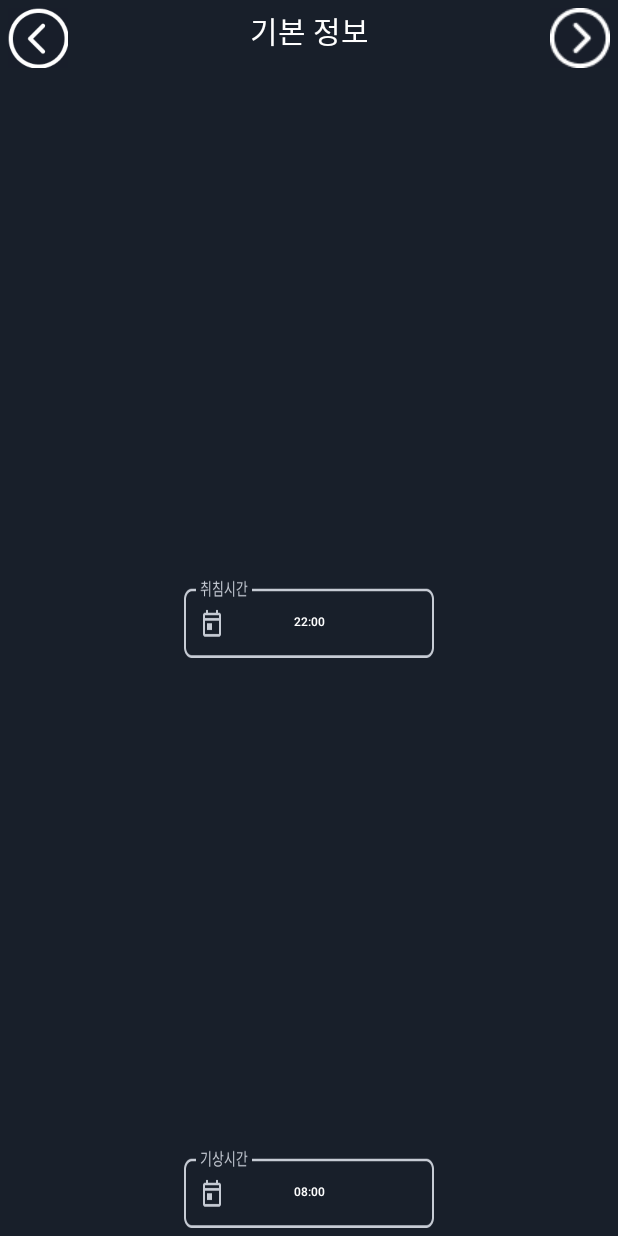
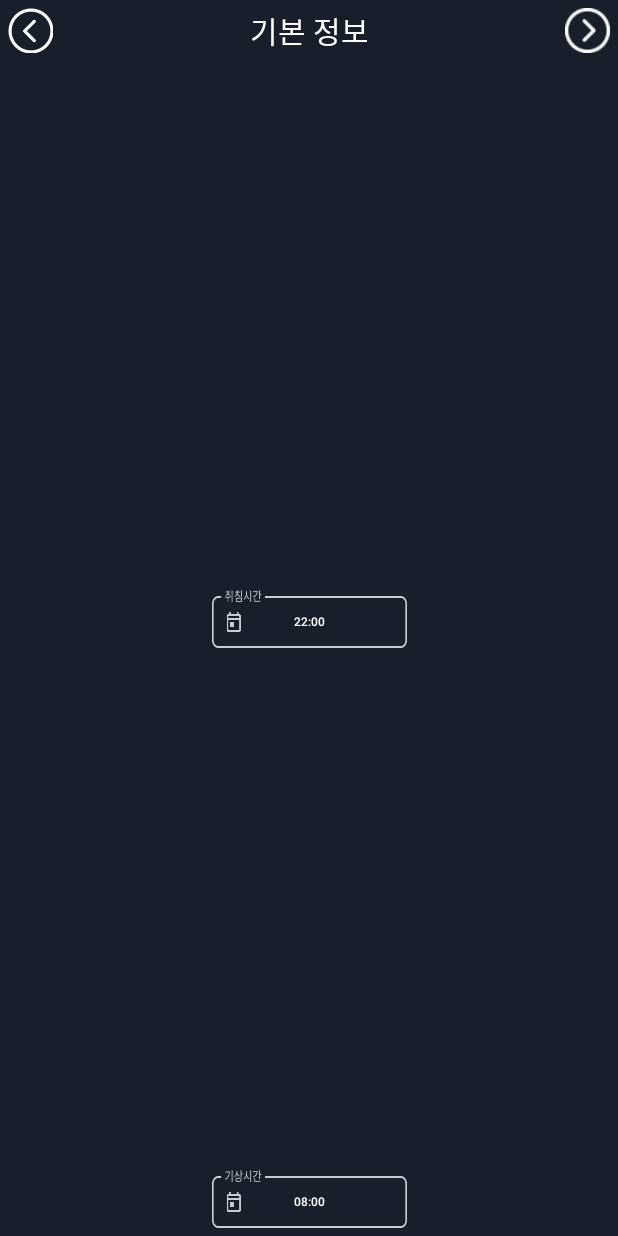
Before and after one commit to CokeLee777/Parkinson-Diary, an Android app: the DiarySettingActivity01 screen opened directly, with no data from a screen before it, on a phone screen of 412 x 824 dp. Run offline under Robolectric (Android 15) with nearby library versions, the phone set to English and light mode, and no system bars; plain views replace BoxInsetLayout.

Commit message:
Revise some logic and UI
Android UI 변경 및 설문조사 알림 기상시간도 포함 추가

```diff
--- a/AndroidApp/app/src/main/AndroidManifest.xml
+++ b/AndroidApp/app/src/main/AndroidManifest.xml
@@ -98,7 +98,6 @@
             android:enabled="true"
             android:exported="true">
             <intent-filter>
-
                 <!-- 재부팅 후에도 PendingIntent가 남아있도록 설정 -->
                 <action android:name="android.intent.action.BOOT_COMPLETED" />
             </intent-filter>
--- a/AndroidApp/app/src/main/java/healthcare/severance/parkinson/activity/alarm/AlarmReceiver.kt
+++ b/AndroidApp/app/src/main/java/healthcare/severance/parkinson/activity/alarm/AlarmReceiver.kt
@@ -3,8 +3,10 @@ package healthcare.severance.parkinson.activity.alarm
 import android.content.BroadcastReceiver
 import android.content.Context
 import android.content.Intent
+import android.os.IBinder
 import android.se.omapi.Session
 import android.util.Log
+import androidx.localbroadcastmanager.content.LocalBroadcastManager
 import healthcare.severance.parkinson.controller.MediaPlayerController
 import healthcare.severance.parkinson.controller.MedicineNotificationController
 import healthcare.severance.parkinson.service.SessionManager
--- a/AndroidApp/app/src/main/java/healthcare/severance/parkinson/controller/MedicineNotificationController.kt
+++ b/AndroidApp/app/src/main/java/healthcare/severance/parkinson/controller/MedicineNotificationController.kt
@@ -64,8 +64,8 @@ class MedicineNotificationController(private val context: Context){
         .build()
 
     private fun createNotificationChannel(): String {
-        val channelId = "survey_channel_id"
-        val channelName = "survey_channel_name"
+        val channelId = "medicine_channel_id"
+        val channelName = "medicine_channel_name"
 
         NotificationChannel(
             channelId,
--- a/AndroidApp/app/src/main/java/healthcare/severance/parkinson/controller/SurveyNotificationController.kt
+++ b/AndroidApp/app/src/main/java/healthcare/severance/parkinson/controller/SurveyNotificationController.kt
@@ -54,8 +54,8 @@ class SurveyNotificationController(private val context: Context?) {
         .build()
 
     private fun createNotificationChannel(): String {
-        val channelId = "medicine_channel_id"
-        val channelName = "medicine_channel_name"
+        val channelId = "survey_channel_id"
+        val channelName = "survey_channel_name"
 
         NotificationChannel(
             channelId,
--- a/AndroidApp/app/src/main/java/healthcare/severance/parkinson/service/MessagingService.kt
+++ b/AndroidApp/app/src/main/java/healthcare/severance/parkinson/service/MessagingService.kt
@@ -30,9 +30,6 @@ class MessagingService: FirebaseMessagingService() {
         super.onMessageReceived(message)
         // 알림(알람)과 동시에 화면 켜짐 이벤트 실행
         val powerManager: PowerManager = getSystemService(POWER_SERVICE) as PowerManager
-//        val wakeLock = powerManager.newWakeLock(
-//            WindowManager.LayoutParams.FLAG_KEEP_SCREEN_ON, "parkinson-diary::WakeLock"
-//        )
 
         val wakeLock = powerManager.newWakeLock(
             WindowManager.LayoutParams.FLAG_KEEP_SCREEN_ON
@@ -96,7 +93,6 @@ class MessagingService: FirebaseMessagingService() {
         val medicineHistoryId = medicineNotificationController
             .createMedicineNotificationHistory(sessionManager.getAccessToken()!!)
 
-//        val requestId: Int = Random.nextInt(10000000)
         val requestId: Int = 1
         val pendingIntent: PendingIntent =
         Intent(this, AlarmReceiver::class.java).let { intent ->
@@ -113,7 +109,6 @@ class MessagingService: FirebaseMessagingService() {
     }
 
     private fun showSurveyNotification(title: String?, body: String?){
-//        val requestId: Int = Random.nextInt(10000000)
         val requestId: Int = 2
         val pendingIntent: PendingIntent =
             Intent(this, SurveyActivity01::class.java).let { intent ->
--- a/AndroidApp/app/src/main/res/layout/activity_diary_setting01.xml
+++ b/AndroidApp/app/src/main/res/layout/activity_diary_setting01.xml
@@ -28,8 +28,8 @@
 
         <ImageButton
             android:id="@+id/dBackButton"
-            android:layout_width="60px"
-            android:layout_height="60px"
+            android:layout_width="30dp"
+            android:layout_height="30dp"
             android:background="#CB181F2A"
             android:onClick="backButtonPressed"
             android:scaleType="fitCenter"
@@ -39,8 +39,8 @@
 
         <ImageButton
             android:id="@+id/dNextButton"
-            android:layout_width="60px"
-            android:layout_height="60px"
+            android:layout_width="30dp"
+            android:layout_height="30dp"
             android:background="#CB181F2A"
             android:onClick="nextButtonPressed"
             android:scaleType="fitCenter"
@@ -50,8 +50,8 @@
 
         <Button
             android:id="@+id/dSleepStartSelectButton"
-            android:layout_width="250px"
-            android:layout_height="80px"
+            android:layout_width="130dp"
+            android:layout_height="40dp"
             android:background="@drawable/sleep_start_time_form"
             android:hint="취침시간을 선택해주세요"
             android:onClick="sleepStartSelectButtonPressed"
@@ -66,8 +66,8 @@
 
         <Button
             android:id="@+id/dSleepEndSelectButton"
-            android:layout_width="250px"
-            android:layout_height="80px"
+            android:layout_width="130dp"
+            android:layout_height="40dp"
             android:background="@drawable/sleep_end_time_form"
             android:hint="기상시간을 선택해주세요"
             android:onClick="sleepEndSelectButtonPressed"
--- a/AndroidApp/app/src/main/res/layout/activity_diary_setting03.xml
+++ b/AndroidApp/app/src/main/res/layout/activity_diary_setting03.xml
@@ -39,8 +39,8 @@
 
         <ImageButton
             android:id="@+id/finishSetting"
-            android:layout_width="80px"
-            android:layout_height="50px"
+            android:layout_width="60dp"
+            android:layout_height="40dp"
             android:background="#CB181F2A"
             android:onClick="finishSettingButtonPressed"
             android:scaleType="fitCenter"
--- a/AndroidApp/app/src/main/res/layout/activity_start_diary.xml
+++ b/AndroidApp/app/src/main/res/layout/activity_start_diary.xml
@@ -14,7 +14,7 @@
         android:text="파킨슨 일기"
         android:textAlignment="center"
         android:textColor="#FFFFFF"
-        android:textSize="50px"
+        android:textSize="30sp"
         android:visibility="visible"
         app:layout_constraintBottom_toBottomOf="parent"
         app:layout_constraintEnd_toEndOf="parent"
--- a/AndroidApp/app/src/main/res/layout/activity_survey01.xml
+++ b/AndroidApp/app/src/main/res/layout/activity_survey01.xml
@@ -28,7 +28,7 @@
 
         <Button
             android:id="@+id/sYesButton"
-            android:layout_width="140px"
+            android:layout_width="70dp"
             android:layout_height="wrap_content"
             android:onClick="yesButtonPressed"
             android:text="네"
@@ -37,7 +37,7 @@
 
         <Button
             android:id="@+id/sNoButton"
-            android:layout_width="140px"
+            android:layout_width="70dp"
             android:layout_height="wrap_content"
             android:onClick="noButtonPressed"
             android:text="아니오"
--- a/AndroidApp/app/src/main/res/layout/activity_survey02.xml
+++ b/AndroidApp/app/src/main/res/layout/activity_survey02.xml
@@ -28,7 +28,7 @@
 
         <Button
             android:id="@+id/sYesButton"
-            android:layout_width="140px"
+            android:layout_width="70dp"
             android:layout_height="wrap_content"
             android:onClick="yesButtonPressed"
             android:text="네"
@@ -37,7 +37,7 @@
 
         <Button
             android:id="@+id/sNoButton"
-            android:layout_width="140px"
+            android:layout_width="70dp"
             android:layout_height="wrap_content"
             android:onClick="noButtonPressed"
             android:text="아니오"
--- a/AndroidApp/app/src/main/res/layout/activity_survey03.xml
+++ b/AndroidApp/app/src/main/res/layout/activity_survey03.xml
@@ -43,8 +43,8 @@
 
         <ImageButton
             android:id="@+id/finishSurvey"
-            android:layout_width="80px"
-            android:layout_height="50px"
+            android:layout_width="60dp"
+            android:layout_height="40dp"
             android:background="#CB181F2A"
             android:onClick="finishButtonPressed"
             android:scaleType="fitCenter"
--- a/AndroidApp/app/src/main/res/layout/item_list.xml
+++ b/AndroidApp/app/src/main/res/layout/item_list.xml
@@ -6,8 +6,8 @@
 
     <Button
         android:id="@+id/dMedicineTimeButton"
-        android:layout_width="250px"
-        android:layout_height="80px"
+        android:layout_width="130dp"
+        android:layout_height="40dp"
         android:layout_gravity="center"
         android:background="@drawable/medicine_time_form"
         android:gravity="center"
@@ -16,6 +16,6 @@
         android:paddingTop="5dp"
         android:textAlignment="center"
         android:textColorHint="#FFFFFF"
-        android:textSize="7sp" />
+        android:textSize="8sp" />
 
 </LinearLayout>
```
Also changed, not shown: AndroidApp/app/src/main/res/layout/activity_diary_setting02_1.xml (+6 -6 lines), AndroidApp/app/src/main/res/layout/activity_diary_setting02_2.xml (+5 -5 lines), AndroidApp/app/src/main/res/layout/activity_login.xml (+4 -4 lines), AndroidApp/app/src/main/res/layout/activity_main.xml (+6 -6 lines), AndroidApp/app/src/main/res/layout/activity_setting_page.xml (+7 -7 lines), 1 other file.
